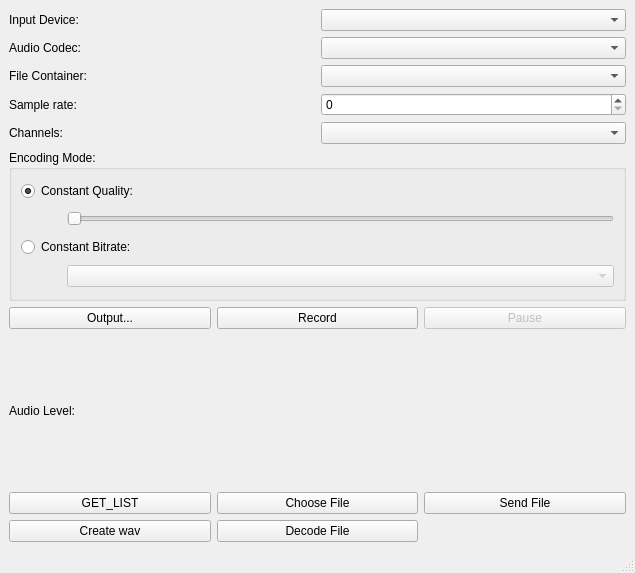
This is audiorecorder.ui in DawidNieborak/TransferViaSound as Qt 5 draws it before an edit. The edited form follows.
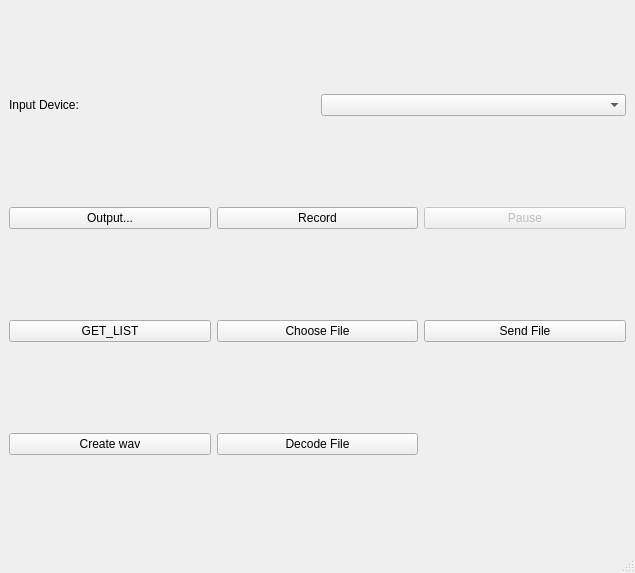
This is the edited form.

Commit message: cleaning, erased unnecessarily options

Patch:
```diff
--- a/audiorecorder.ui
+++ b/audiorecorder.ui
@@ -16,25 +16,42 @@
   <widget class="QWidget" name="centralwidget">
    <layout class="QGridLayout" name="gridLayout_3">
     <item row="2" column="0">
+     <widget class="QPushButton" name="pushButton">
+      <property name="text">
+       <string>GET_LIST</string>
+      </property>
+     </widget>
+    </item>
+    <item row="3" column="0">
+     <widget class="QPushButton" name="createWav">
+      <property name="text">
+       <string>Create wav</string>
+      </property>
+     </widget>
+    </item>
+    <item row="1" column="0">
      <widget class="QPushButton" name="outputButton">
       <property name="text">
        <string>Output...</string>
       </property>
      </widget>
     </item>
-    <item row="4" column="2">
-     <widget class="QPushButton" name="sendButton">
+    <item row="1" column="2">
+     <widget class="QPushButton" name="pauseButton">
+      <property name="enabled">
+       <bool>false</bool>
+      </property>
       <property name="text">
-       <string>Send File</string>
+       <string>Pause</string>
       </property>
      </widget>
     </item>
     <item row="0" column="0" colspan="3">
      <layout class="QGridLayout" name="gridLayout_2">
-      <item row="3" column="0">
-       <widget class="QLabel" name="label_4">
+      <item row="0" column="0">
+       <widget class="QLabel" name="label">
         <property name="text">
-         <string>Sample rate:</string>
+         <string>Input Device:</string>
         </property>
        </widget>
       </item>
@@ -45,49 +62,9 @@
         </property>
        </widget>
       </item>
-      <item row="1" column="0">
-       <widget class="QLabel" name="label_2">
-        <property name="text">
-         <string>Audio Codec:</string>
-        </property>
-       </widget>
-      </item>
-      <item row="0" column="0">
-       <widget class="QLabel" name="label">
-        <property name="text">
-         <string>Input Device:</string>
-        </property>
-       </widget>
-      </item>
-      <item row="2" column="0">
-       <widget class="QLabel" name="label_3">
-        <property name="text">
-         <string>File Container:</string>
-        </property>
-       </widget>
-      </item>
-      <item row="2" column="1">
-       <widget class="QComboBox" name="containerBox"/>
-      </item>
-      <item row="1" column="1">
-       <widget class="QComboBox" name="audioCodecBox"/>
-      </item>
-      <item row="4" column="0">
-       <widget class="QLabel" name="label_5">
-        <property name="text">
-         <string>Channels:</string>
-        </property>
-       </widget>
-      </item>
-      <item row="4" column="1">
-       <widget class="QComboBox" name="channelsBox"/>
-      </item>
-      <item row="3" column="1">
-       <widget class="QSpinBox" name="sampleRateBox"/>
-      </item>
      </layout>
     </item>
-    <item row="2" column="1">
+    <item row="1" column="1">
      <widget class="QPushButton" name="recordButton">
       <property name="text">
        <string>Record</string>
@@ -95,125 +72,26 @@
      </widget>
     </item>
     <item row="2" column="2">
-     <widget class="QPushButton" name="pauseButton">
-      <property name="enabled">
-       <bool>false</bool>
-      </property>
+     <widget class="QPushButton" name="sendButton">
       <property name="text">
-       <string>Pause</string>
+       <string>Send File</string>
       </property>
      </widget>
     </item>
-    <item row="4" column="1">
-     <widget class="QPushButton" name="file">
-      <property name="text">
-       <string>Choose File</string>
-      </property>
-     </widget>
-    </item>
-    <item row="3" column="1" colspan="2">
-     <layout class="QVBoxLayout" name="levelsLayout"/>
-    </item>
-    <item row="4" column="0">
-     <widget class="QPushButton" name="pushButton">
-      <property name="text">
-       <string>GET_LIST</string>
-      </property>
-     </widget>
-    </item>
-    <item row="1" column="0" colspan="3">
-     <widget class="QGroupBox" name="groupBox">
-      <property name="title">
-       <string>Encoding Mode:</string>
-      </property>
-      <layout class="QGridLayout" name="gridLayout">
-       <item row="0" column="0" colspan="2">
-        <widget class="QRadioButton" name="constantQualityRadioButton">
-         <property name="text">
-          <string>Constant Quality:</string>
-         </property>
-         <property name="checked">
-          <bool>true</bool>
-         </property>
-        </widget>
-       </item>
-       <item row="1" column="0">
-        <spacer name="horizontalSpacer_2">
-         <property name="orientation">
-          <enum>Qt::Horizontal</enum>
-         </property>
-         <property name="sizeType">
-          <enum>QSizePolicy::Fixed</enum>
-         </property>
-         <property name="sizeHint" stdset="0">
-          <size>
-           <width>40</width>
-           <height>20</height>
-          </size>
-         </property>
-        </spacer>
-       </item>
-       <item row="1" column="1">
-        <widget class="QSlider" name="qualitySlider">
-         <property name="orientation">
-          <enum>Qt::Horizontal</enum>
-         </property>
-        </widget>
-       </item>
-       <item row="2" column="0" colspan="2">
-        <widget class="QRadioButton" name="constantBitrateRadioButton">
-         <property name="text">
-          <string>Constant Bitrate:</string>
-         </property>
-        </widget>
-       </item>
-       <item row="3" column="0">
-        <spacer name="horizontalSpacer">
-         <property name="orientation">
-          <enum>Qt::Horizontal</enum>
-         </property>
-         <property name="sizeType">
-          <enum>QSizePolicy::Fixed</enum>
-         </property>
-         <property name="sizeHint" stdset="0">
-          <size>
-           <width>40</width>
-           <height>20</height>
-          </size>
-         </property>
-        </spacer>
-       </item>
-       <item row="3" column="1">
-        <widget class="QComboBox" name="bitrateBox">
-         <property name="enabled">
-          <bool>false</bool>
-         </property>
-        </widget>
-       </item>
-      </layout>
-     </widget>
-    </item>
-    <item row="3" column="0">
-     <widget class="QLabel" name="levelLabel">
-      <property name="text">
-       <string>Audio Level:</string>
-      </property>
-     </widget>
-    </item>
-    <item row="5" column="0">
-     <widget class="QPushButton" name="createWav">
-      <property name="text">
-       <string>Create wav</string>
-      </property>
-     </widget>
-    </item>
-    <item row="5" column="1">
+    <item row="3" column="1">
      <widget class="QPushButton" name="decodeFile">
       <property name="text">
        <string>Decode File</string>
       </property>
      </widget>
     </item>
+    <item row="2" column="1">
+     <widget class="QPushButton" name="file">
+      <property name="text">
+       <string>Choose File</string>
+      </property>
+     </widget>
+    </item>
    </layout>
   </widget>
   <widget class="QStatusBar" name="statusbar"/>
```
Left out of the diff: 32 changed lines with no effect on the pictures. The commit also changes 2 other files.
